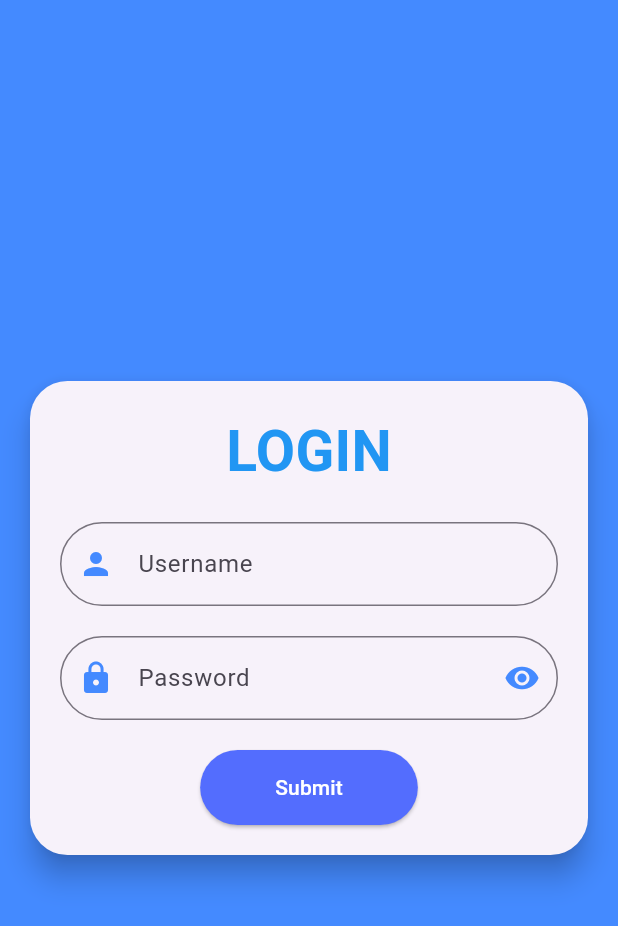
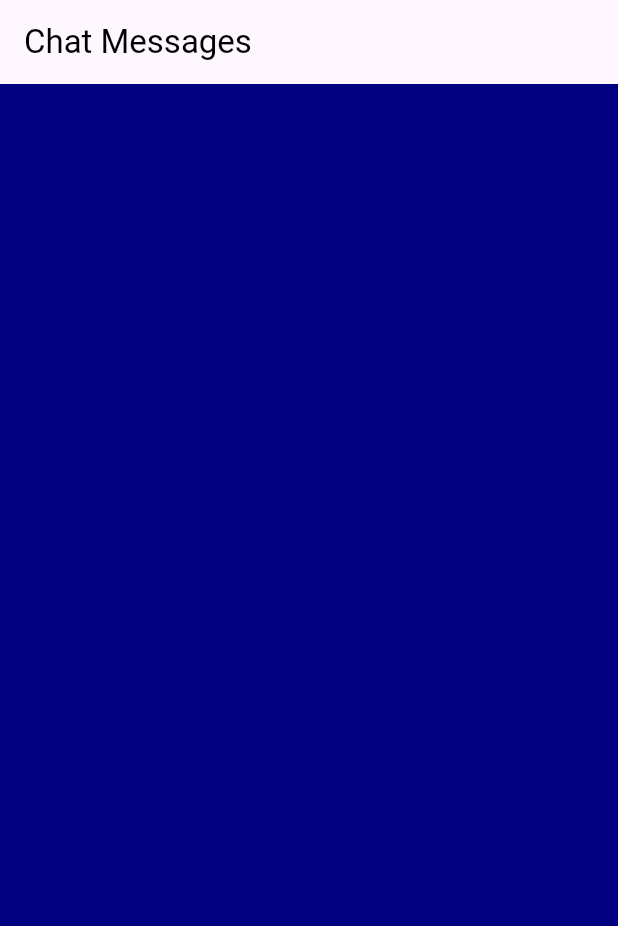
Before and after one commit to anishdevadiga/portfolio_app, a Flutter app: the screen it shows after launch, on a phone screen of 412 x 824 dp. Shown: the top 926 px of the screen. Run offline on Flutter 3.47's test engine with Material 3 defaults, Android fonts, the phone set to English and light mode, and no system bars; our stand-ins replace get, google_fonts; Roboto replaces fonts that are missing (Amaranth).

Commit message:
Completed with ui design

```diff
--- /dev/null
+++ b/lib/ChatScreen.dart
@@ -0,0 +1,27 @@
+import 'package:flutter/material.dart';
+import 'package:get/get.dart';
+import 'package:google_fonts/google_fonts.dart';
+import 'package:portfolio_app/chat.dart';
+import 'package:portfolio_app/chatwidget.dart';
+import 'package:portfolio_app/controller/chatcontroller.dart';
+
+class ChatScreen extends StatelessWidget {
+  final ChatController _chatController = Get.put(ChatController());
+
+  @override
+  Widget build(BuildContext context) {
+    return Scaffold(
+      appBar: AppBar(
+        title: Text('Chat Messages',style:GoogleFonts.amaranth(color:Colors.black,fontSize: 22,fontWeight: FontWeight.normal)),
+      ),
+      body: Obx(
+            () => ListView.builder(
+          itemCount: _chatController.messages.length,
+          itemBuilder: (context, index) {
+            return ChatMessageWidget(message: _chatController.messages[index]);
+          },
+        ),
+      ),
+    );
+  }
+}
--- /dev/null
+++ b/lib/chat.dart
@@ -0,0 +1,13 @@
+class ChatMessage {
+  final String name;
+  final String email;
+  final String date;
+  final String time;
+
+  ChatMessage({
+    required this.name,
+    required this.email,
+    required this.date,
+    required this.time,
+  });
+}
--- /dev/null
+++ b/lib/colors.dart
@@ -0,0 +1,6 @@
+import 'package:flutter/material.dart';
+class WebColor {
+  static const  primaryColor =  Color(0xff000080);
+  static const secondaryColor=Color(0xffe0cfc9);
+  static const btnColor=Color(0xffFF7069);
+}
--- /dev/null
+++ b/lib/controller/chatcontroller.dart
@@ -0,0 +1,11 @@
+import 'package:get/get.dart';
+import 'package:flutter/material.dart';
+import 'package:portfolio_app/chat.dart';
+
+class ChatController extends GetxController {
+  var messages = <ChatMessage>[].obs;
+
+  void addMessage(ChatMessage message) {
+    messages.add(message);
+  }
+}
--- a/lib/controller/login_screen_controller.dart
+++ /dev/null
@@ -1,23 +0,0 @@
-import 'package:flutter/material.dart';
-import 'package:get/get.dart';
-
-class LoginScreenController extends GetxController {
-  final TextEditingController name = TextEditingController();
-  final TextEditingController password = TextEditingController();
-
-  void submitForm() {
-    if (name.text == "project" && password.text == "project") {
-    } else if (name.text == "email" && password.text == "email") {
-
-    } else {
-      Get.snackbar('Error', 'Invalid username or password');
-    }
-  }
-
-  @override
-  void onClose() {
-    name.dispose();
-    password.dispose();
-    super.onClose();
-  }
-}
--- a/lib/login_screen.dart
+++ /dev/null
@@ -1,107 +0,0 @@
-import 'package:flutter/material.dart';
-import 'package:get/get.dart';
-import 'package:portfolio_app/controller/login_screen_controller.dart';
-
-class LoginScreen extends StatefulWidget {
-  LoginScreen({super.key});
-
-  @override
-  _LoginScreenState createState() => _LoginScreenState();
-}
-
-class _LoginScreenState extends State<LoginScreen> {
-  final LoginScreenController controller = Get.put(LoginScreenController());
-  bool _obscureText = true;
-
-  void _togglePasswordVisibility() {
-    setState(() {
-      _obscureText = !_obscureText;
-    });
-  }
-
-  @override
-  Widget build(BuildContext context) {
-    return Scaffold(
-      backgroundColor: Colors.blueAccent,
-      body: Center(
-        child: Card(
-          shape: RoundedRectangleBorder(
-            borderRadius: BorderRadius.circular(25.0),
-          ),
-          margin: const EdgeInsets.symmetric(horizontal: 20.0),
-          elevation: 8.0,
-          child: Padding(
-            padding: const EdgeInsets.all(20.0),
-            child: Column(
-              mainAxisSize: MainAxisSize.min,
-              children: [
-                const Text(
-                  'LOGIN',
-                  style: TextStyle(
-                    fontSize: 38.0,
-                    fontWeight: FontWeight.bold,
-                    color: Colors.blue,
-                  ),
-                ),
-                const SizedBox(height: 20.0),
-                TextFormField(
-                  controller: controller.name,
-                  decoration: const InputDecoration(
-                    labelText: 'Username',
-                    border: OutlineInputBorder(
-                      borderRadius: BorderRadius.all(Radius.circular(30.0)),
-                    ),
-                    prefixIcon: Icon(
-                      Icons.person,
-                      color: Colors.blueAccent,
-                    ),
-                  ),
-                ),
-                const SizedBox(height: 20.0),
-                TextFormField(
-                  controller: controller.password,
-                  decoration: InputDecoration(
-                    labelText: 'Password',
-                    border: const OutlineInputBorder(
-                      borderRadius: BorderRadius.all(Radius.circular(30.0)),
-                    ),
-                    prefixIcon: const Icon(
-                      Icons.lock,
-                      color: Colors.blueAccent,
-                    ),
-                    suffixIcon: IconButton(
-                      icon: Icon(
-                        _obscureText ? Icons.visibility : Icons.visibility_off,
-                        color: Colors.blueAccent,
-                      ),
-                      onPressed: _togglePasswordVisibility,
-                    ),
-                  ),
-                  obscureText: _obscureText,
-                ),
-                const SizedBox(height: 20.0),
-                ElevatedButton(
-                  onPressed: () {
-                    controller.submitForm();
-                  },
-                  style: ElevatedButton.styleFrom(
-                    foregroundColor: Colors.white,
-                    backgroundColor: Colors.indigoAccent,
-                    padding: const EdgeInsets.symmetric(horizontal: 50, vertical: 15),
-                    shape: RoundedRectangleBorder(
-                      borderRadius: BorderRadius.circular(30.0),
-                    ),
-                  ),
-                  child: const Text(
-                    'Submit',
-                    style: TextStyle(fontSize: 14),
-                  ),
-                ),
-              ],
-            ),
-          ),
-        ),
-      ),
-    );
-  }
-}
--- a/lib/main.dart
+++ b/lib/main.dart
@@ -1,5 +1,7 @@
 import 'package:flutter/material.dart';
-import 'package:portfolio_app/login_screen.dart';
+import 'package:google_fonts/google_fonts.dart';
+import 'package:portfolio_app/ChatScreen.dart';
+import 'colors.dart';
 
 void main() {
   runApp(const MyApp());
@@ -10,12 +12,21 @@ class MyApp extends StatelessWidget {
 
   @override
   Widget build(BuildContext context) {
-    return MaterialApp(
+    return  MaterialApp(
+      title: "Portfolio",
+      theme: ThemeData(
+          scaffoldBackgroundColor: WebColor.primaryColor,
+          textTheme: TextTheme(
+            bodySmall: GoogleFonts.amaranth(color:Colors.white,fontSize: 22,fontWeight: FontWeight.normal),
+            bodyMedium: GoogleFonts.amaranth(color:Colors.white,fontSize: 28,fontWeight: FontWeight.normal),
+            bodyLarge: GoogleFonts.amaranth(color: Colors.white,fontSize: 42,fontWeight: FontWeight.normal),
+            titleSmall:GoogleFonts.amaranth(color:Colors.white,fontSize: 21,fontWeight: FontWeight.normal),
+            titleMedium:GoogleFonts.amaranth(color:Colors.white,fontSize: 24,fontWeight: FontWeight.normal),
+            titleLarge:GoogleFonts.amaranth(color:Colors.white,fontSize: 38,fontWeight: FontWeight.normal),
+          )
+      ),
       debugShowCheckedModeBanner: false,
-      theme: ThemeData(
-        primarySwatch: Colors.blue,
-      ),
-      home: LoginScreen()
+      home: ChatScreen(),
     );
   }
 }
--- a/pubspec.yaml
+++ b/pubspec.yaml
@@ -41,6 +41,7 @@ dependencies:
   get_storage: ^2.1.1
   flutter_animate: ^4.2.0
   path_provider: ^2.0.11
+  google_fonts: ^6.2.0
 
 
 dev_dependencies:
```
Also changed, not shown: lib/chatwidget.dart (added, +34 -0 lines), lib/custom_height.dart (added, +12 -0 lines), lib/custom_section.dart (added, +22 -0 lines), pubspec.lock.
